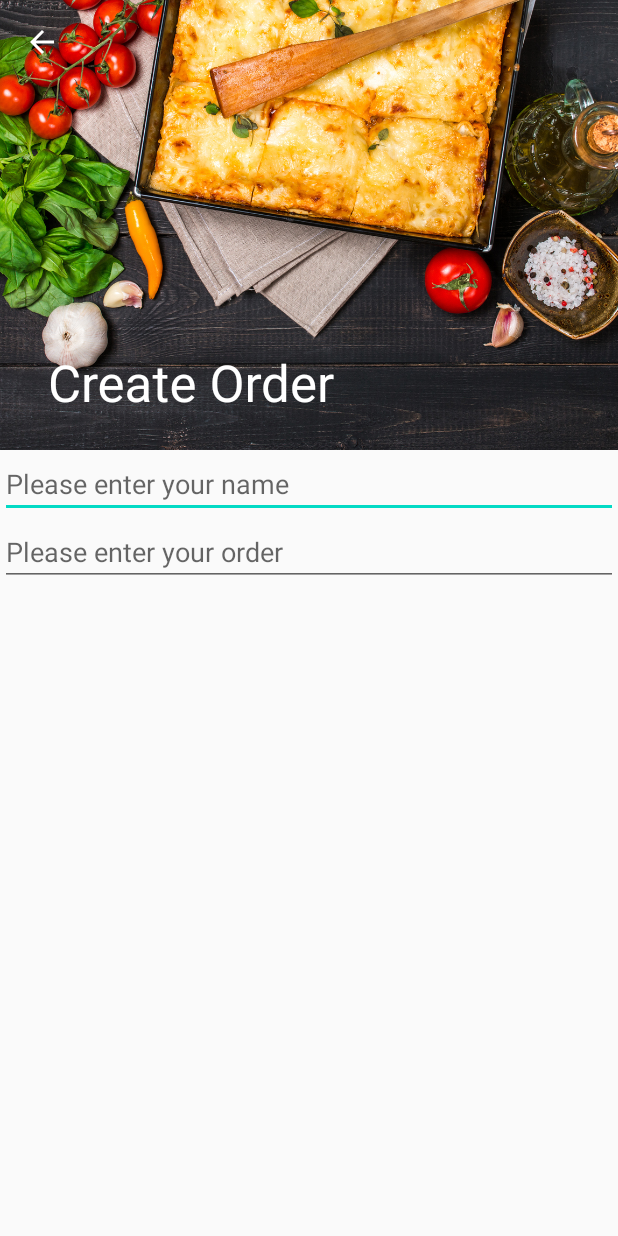
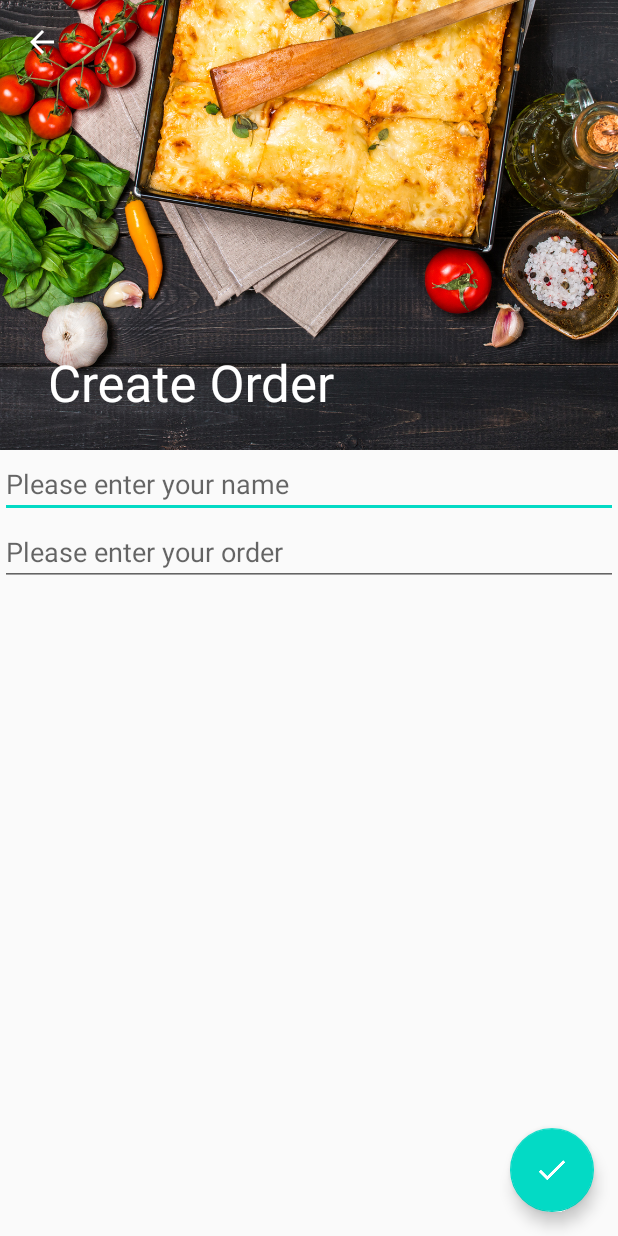
Before and after one commit to damarendra/hfad.bitsandpizza, an Android app: the OrderActivity screen opened directly, with no data from a screen before it, on a phone screen of 412 x 824 dp. Run offline under Robolectric (Android 15) with nearby library versions, the phone set to English and light mode, and no system bars.

Commit message:
Added Floating Action Button and Snackbar with Toast

```diff
--- a/app/src/main/res/layout/activity_order.xml
+++ b/app/src/main/res/layout/activity_order.xml
@@ -3,6 +3,7 @@
     xmlns:android="http://schemas.android.com/apk/res/android"
     xmlns:app="http://schemas.android.com/apk/res-auto"
     xmlns:tools="http://schemas.android.com/tools"
+    android:id="@+id/container_order_activity"
     android:layout_width="match_parent"
     android:layout_height="match_parent"
     tools:context=".OrderActivity">
@@ -74,4 +75,13 @@
 
     </androidx.core.widget.NestedScrollView>
 
+    <com.google.android.material.floatingactionbutton.FloatingActionButton
+        android:layout_width="wrap_content"
+        android:layout_height="wrap_content"
+        android:src="@drawable/ic_done_white_24dp"
+        android:layout_gravity="end|bottom"
+        android:layout_margin="16dp"
+        android:onClick="onClick"
+        />
+
 </androidx.coordinatorlayout.widget.CoordinatorLayout>
```
Also changed, not shown: app/src/main/java/com/hfad/bitsandpizza/OrderActivity.java (+20 -0 lines).
